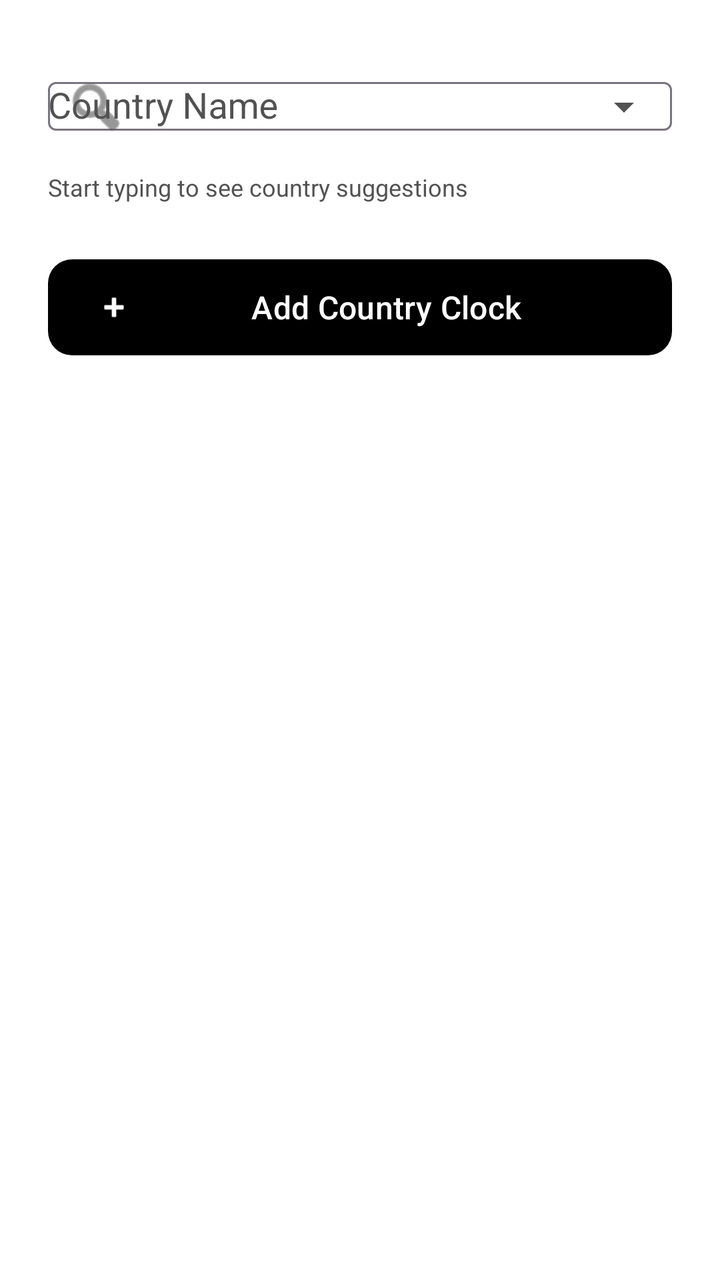
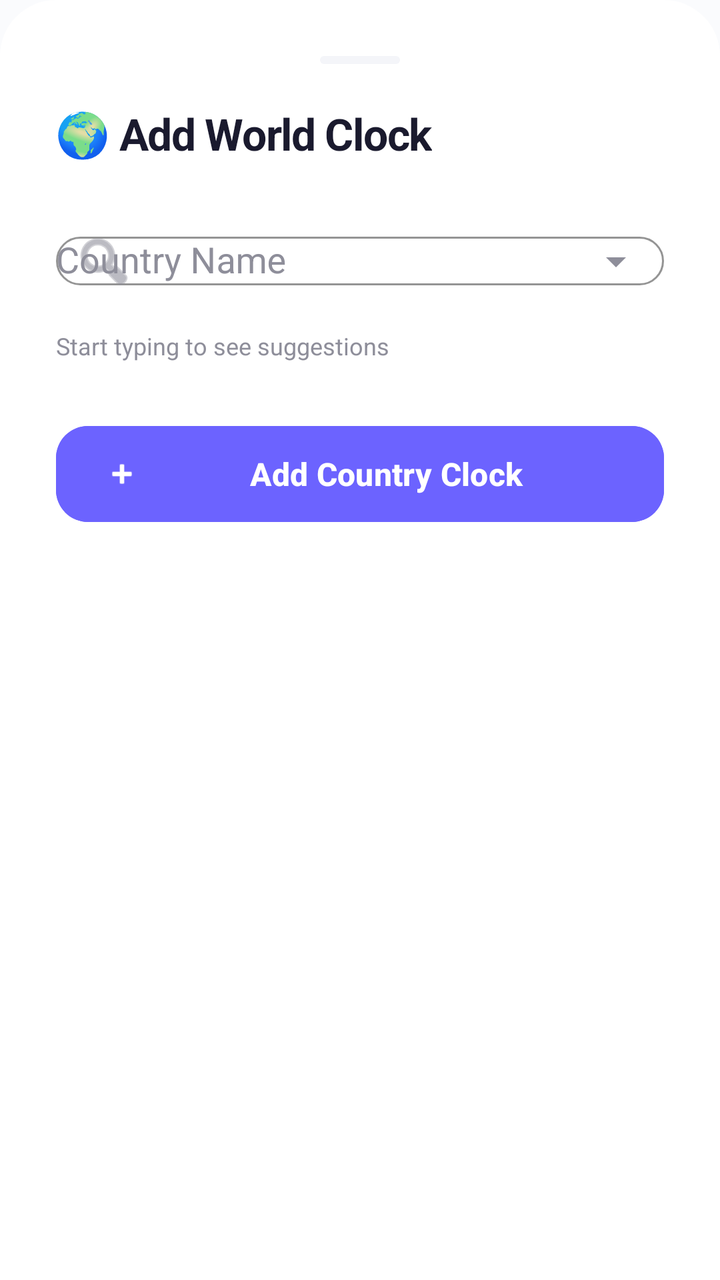

Two renders of the same Android screen: before a commit and after it. Below are the layout's source before the change and the commit's diff.
<!-- AndroidManifest.xml: application theme Theme.DevLifeOS -->
<!-- res/layout/dialog_search_country.xml -->
<?xml version="1.0" encoding="utf-8"?>
<LinearLayout xmlns:android="http://schemas.android.com/apk/res/android"
    xmlns:app="http://schemas.android.com/apk/res-auto"
    android:layout_width="match_parent"
    android:layout_height="wrap_content"
    android:orientation="vertical"
    android:padding="24dp">

    
    <com.google.android.material.textfield.TextInputLayout
        android:layout_width="match_parent"
        android:layout_height="wrap_content"
        android:hint="Country Name"
        app:boxBackgroundMode="outline"
        app:endIconMode="dropdown_menu"
        app:startIconDrawable="@android:drawable/ic_menu_search">

        <AutoCompleteTextView
            android:id="@+id/autoCompleteCountry"
            android:layout_width="match_parent"
            android:layout_height="wrap_content"
            android:inputType="textCapWords"
            android:maxLines="1" />
    </com.google.android.material.textfield.TextInputLayout>

    <TextView
        android:layout_width="wrap_content"
        android:layout_height="wrap_content"
        android:layout_marginTop="8dp"
        android:text="Start typing to see country suggestions"
        android:textColor="?attr/colorOnSurfaceVariant"
        android:textSize="12sp" />

    
    <com.google.android.material.button.MaterialButton
        android:id="@+id/btnSearch"
        android:layout_width="match_parent"
        android:layout_height="56dp"
        android:layout_marginTop="24dp"
        android:text="Add Country Clock"
        android:textSize="16sp"
        app:cornerRadius="12dp"
        app:icon="@android:drawable/ic_input_add" />

</LinearLayout>
<!-- resources referenced by this layout -->
<resources>
  <style name="Base.Theme.DevLifeOS" parent="Theme.Material3.DayNight.NoActionBar">
          
          <item name="colorPrimary">@color/md_theme_light_primary</item>
          <item name="colorOnPrimary">@color/md_theme_light_onPrimary</item>
          <item name="colorPrimaryContainer">@color/md_theme_light_primaryContainer</item>
  
          
          <item name="colorSecondary">@color/md_theme_light_secondary</item>
          <item name="colorOnSecondary">@color/md_theme_light_onSecondary</item>
          <item name="colorSecondaryContainer">@color/md_theme_light_primaryContainer</item>
          <item name="colorOnSecondaryContainer">@color/black</item>
  
          
          <item name="android:colorBackground">@color/md_theme_light_background</item>
          <item name="colorOnBackground">@color/black</item>
  
          
          <item name="colorSurface">@color/md_theme_light_surface</item>
          <item name="colorOnSurface">@color/black</item>
          <item name="colorSurfaceVariant">@color/md_theme_light_surfaceVariant</item>
          <item name="colorOnSurfaceVariant">@color/neutral_600</item>
  
          
          <item name="colorError">@color/md_theme_light_error</item>
          <item name="colorOnError">@color/white</item>
  
          
          <item name="android:statusBarColor">@color/white</item>
          <item name="android:windowLightStatusBar" tools:targetApi="m">true</item>
  
          
          <item name="android:navigationBarColor">@color/white</item>
          <item name="android:windowLightNavigationBar" tools:targetApi="o">true</item>
      </style>
  <color name="md_theme_light_primary">#000000</color>
  <color name="md_theme_light_primaryContainer">#F0F0F0</color>
  <color name="md_theme_light_secondary">#333333</color>
  <color name="black">#FF000000</color>
  <color name="md_theme_light_background">#FFFFFF</color>
  <color name="md_theme_light_surfaceVariant">#F5F5F5</color>
  <color name="neutral_600">#525252</color>
  <color name="md_theme_light_error">#DC2626</color>
  <!-- unchanged entries left out for length: 5 -->
</resources>

<!-- the commit's change to res/layout/dialog_search_country.xml (unified diff, before → after) -->
@@ -4,7 +4,26 @@
     android:layout_width="match_parent"
     android:layout_height="wrap_content"
     android:orientation="vertical"
-    android:padding="24dp">
+    android:background="@drawable/bg_bottom_sheet"
+    android:padding="28dp">
+
+    
+    <View
+        android:layout_width="40dp"
+        android:layout_height="4dp"
+        android:layout_gravity="center_horizontal"
+        android:layout_marginBottom="20dp"
+        android:background="@drawable/bg_modern_card" />
+
+    <TextView
+        android:layout_width="wrap_content"
+        android:layout_height="wrap_content"
+        android:text="@string/emoji_world_clock"
+        android:textColor="?attr/colorOnSurface"
+        android:textSize="22sp"
+        android:textStyle="bold"
+        android:letterSpacing="-0.02"
+        android:layout_marginBottom="20dp" />
 
     
     <com.google.android.material.textfield.TextInputLayout
@@ -12,6 +31,11 @@
         android:layout_height="wrap_content"
         android:hint="Country Name"
         app:boxBackgroundMode="outline"
+        app:boxCornerRadiusBottomEnd="14dp"
+        app:boxCornerRadiusBottomStart="14dp"
+        app:boxCornerRadiusTopEnd="14dp"
+        app:boxCornerRadiusTopStart="14dp"
+        app:boxStrokeColor="@color/accent_indigo"
         app:endIconMode="dropdown_menu"
         app:startIconDrawable="@android:drawable/ic_menu_search">
 
@@ -26,8 +50,8 @@
     <TextView
         android:layout_width="wrap_content"
         android:layout_height="wrap_content"
-        android:layout_marginTop="8dp"
-        android:text="Start typing to see country suggestions"
+        android:layout_marginTop="10dp"
+        android:text="@string/start_typing"
         android:textColor="?attr/colorOnSurfaceVariant"
         android:textSize="12sp" />
 
@@ -36,10 +60,13 @@
         android:id="@+id/btnSearch"
         android:layout_width="match_parent"
         android:layout_height="56dp"
-        android:layout_marginTop="24dp"
-        android:text="Add Country Clock"
+        android:layout_marginTop="28dp"
+        android:text="@string/add_country_clock"
         android:textSize="16sp"
-        app:cornerRadius="12dp"
-        app:icon="@android:drawable/ic_input_add" />
+        android:textStyle="bold"
+        android:backgroundTint="@color/accent_indigo"
+        app:cornerRadius="16dp"
+        app:icon="@android:drawable/ic_input_add"
+        app:iconTint="@color/white" />
 
 </LinearLayout>
<!-- resource entries referenced after the edit -->
@@ -1,47 +1,93 @@
 <!-- resources referenced by this layout -->
 <resources>
+  <color name="accent_indigo">#6C63FF</color>
+  <!-- drawable bg_bottom_sheet (drawable) -->
+  <?xml version="1.0" encoding="utf-8"?>
+  <shape xmlns:android="http://schemas.android.com/apk/res/android"
+      android:shape="rectangle">
+      <solid android:color="?attr/colorSurface" />
+      <corners android:topLeftRadius="28dp" android:topRightRadius="28dp" />
+  </shape>
+  <!-- drawable bg_modern_card (drawable) -->
+  <?xml version="1.0" encoding="utf-8"?>
+  <shape xmlns:android="http://schemas.android.com/apk/res/android">
+      <solid android:color="?attr/colorSurfaceVariant" />
+      <corners android:radius="16dp" />
+  </shape>
+  <string name="add_country_clock">Add Country Clock</string>
+  <string name="emoji_world_clock">🌍  Add World Clock</string>
+  <string name="start_typing">Start typing to see suggestions</string>
   <style name="Base.Theme.DevLifeOS" parent="Theme.Material3.DayNight.NoActionBar">
           
           <item name="colorPrimary">@color/md_theme_light_primary</item>
           <item name="colorOnPrimary">@color/md_theme_light_onPrimary</item>
           <item name="colorPrimaryContainer">@color/md_theme_light_primaryContainer</item>
+          <item name="colorOnPrimaryContainer">@color/md_theme_light_onPrimaryContainer</item>
   
           
           <item name="colorSecondary">@color/md_theme_light_secondary</item>
           <item name="colorOnSecondary">@color/md_theme_light_onSecondary</item>
-          <item name="colorSecondaryContainer">@color/md_theme_light_primaryContainer</item>
-          <item name="colorOnSecondaryContainer">@color/black</item>
+          <item name="colorSecondaryContainer">@color/md_theme_light_secondaryContainer</item>
+          <item name="colorOnSecondaryContainer">@color/md_theme_light_primary</item>
   
           
           <item name="android:colorBackground">@color/md_theme_light_background</item>
-          <item name="colorOnBackground">@color/black</item>
+          <item name="colorOnBackground">@color/md_theme_light_primary</item>
   
           
           <item name="colorSurface">@color/md_theme_light_surface</item>
-          <item name="colorOnSurface">@color/black</item>
+          <item name="colorOnSurface">@color/md_theme_light_primary</item>
           <item name="colorSurfaceVariant">@color/md_theme_light_surfaceVariant</item>
-          <item name="colorOnSurfaceVariant">@color/neutral_600</item>
+          <item name="colorOnSurfaceVariant">@color/md_theme_light_onSurfaceVariant</item>
+  
+          
+          <item name="colorOutline">@color/md_theme_light_outline</item>
   
           
           <item name="colorError">@color/md_theme_light_error</item>
           <item name="colorOnError">@color/white</item>
   
           
-          <item name="android:statusBarColor">@color/white</item>
+          <item name="android:statusBarColor">@color/md_theme_light_background</item>
           <item name="android:windowLightStatusBar" tools:targetApi="m">true</item>
   
           
-          <item name="android:navigationBarColor">@color/white</item>
+          <item name="android:navigationBarColor">@color/md_theme_light_surface</item>
           <item name="android:windowLightNavigationBar" tools:targetApi="o">true</item>
+  
+          
+          <item name="android:windowAnimationStyle">@style/PremiumWindowAnimation</item>
+  
+          
+          <item name="shapeAppearanceSmallComponent">@style/PremiumShapeSmall</item>
+          <item name="shapeAppearanceMediumComponent">@style/PremiumShapeMedium</item>
+          <item name="shapeAppearanceLargeComponent">@style/PremiumShapeLarge</item>
       </style>
-  <color name="md_theme_light_primary">#000000</color>
-  <color name="md_theme_light_primaryContainer">#F0F0F0</color>
-  <color name="md_theme_light_secondary">#333333</color>
-  <color name="black">#FF000000</color>
-  <color name="md_theme_light_background">#FFFFFF</color>
-  <color name="md_theme_light_surfaceVariant">#F5F5F5</color>
-  <color name="neutral_600">#525252</color>
-  <color name="md_theme_light_error">#DC2626</color>
+  <color name="md_theme_light_primary">#1A1A2E</color>
+  <color name="md_theme_light_primaryContainer">#EEEEF6</color>
+  <color name="md_theme_light_onPrimaryContainer">#1A1A2E</color>
+  <color name="md_theme_light_secondary">#6C63FF</color>
+  <color name="md_theme_light_secondaryContainer">#E8E6FF</color>
+  <color name="md_theme_light_background">#FAFBFD</color>
+  <color name="md_theme_light_surfaceVariant">#F4F5F9</color>
+  <color name="md_theme_light_onSurfaceVariant">#8E8E9A</color>
+  <color name="md_theme_light_outline">#E2E3EA</color>
+  <color name="md_theme_light_error">#E53935</color>
+  <style name="PremiumWindowAnimation" parent="@android:style/Animation.Activity">
+          <item name="android:activityOpenEnterAnimation">@android:anim/fade_in</item>
+          <item name="android:activityOpenExitAnimation">@android:anim/fade_out</item>
+          <item name="android:activityCloseEnterAnimation">@android:anim/fade_in</item>
+          <item name="android:activityCloseExitAnimation">@android:anim/fade_out</item>
+      </style>
+  <style name="PremiumShapeSmall" parent="ShapeAppearance.Material3.SmallComponent">
+          <item name="cornerSize">12dp</item>
+      </style>
+  <style name="PremiumShapeMedium" parent="ShapeAppearance.Material3.MediumComponent">
+          <item name="cornerSize">20dp</item>
+      </style>
+  <style name="PremiumShapeLarge" parent="ShapeAppearance.Material3.LargeComponent">
+          <item name="cornerSize">28dp</item>
+      </style>
   <!-- unchanged entries left out for length: 5 -->
 </resources>
 
